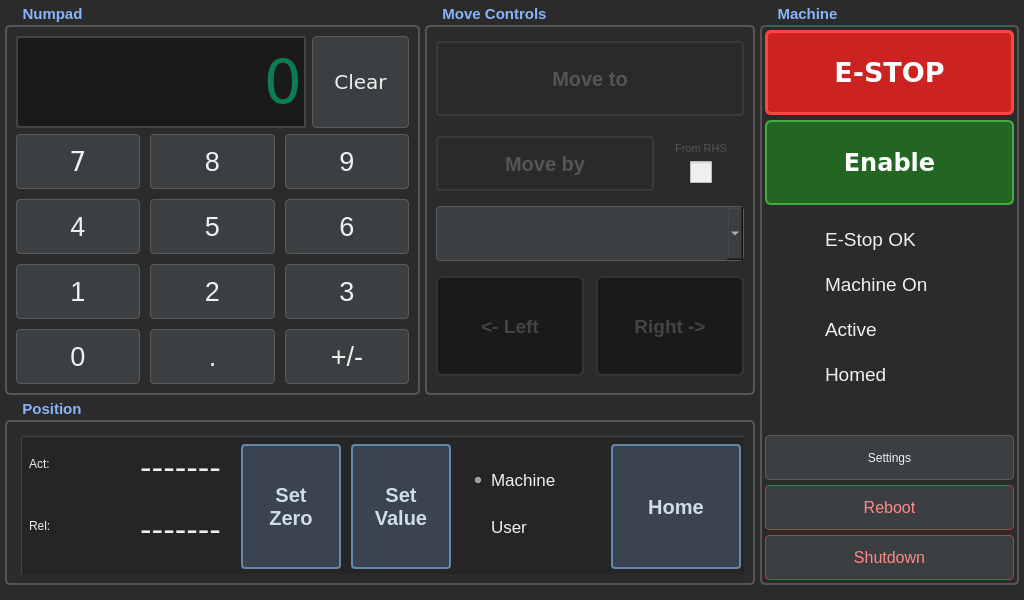
Qt form linuxcnc/table_saw/table_saw.ui (andyalexander/electronic_table_saw) before a commit.
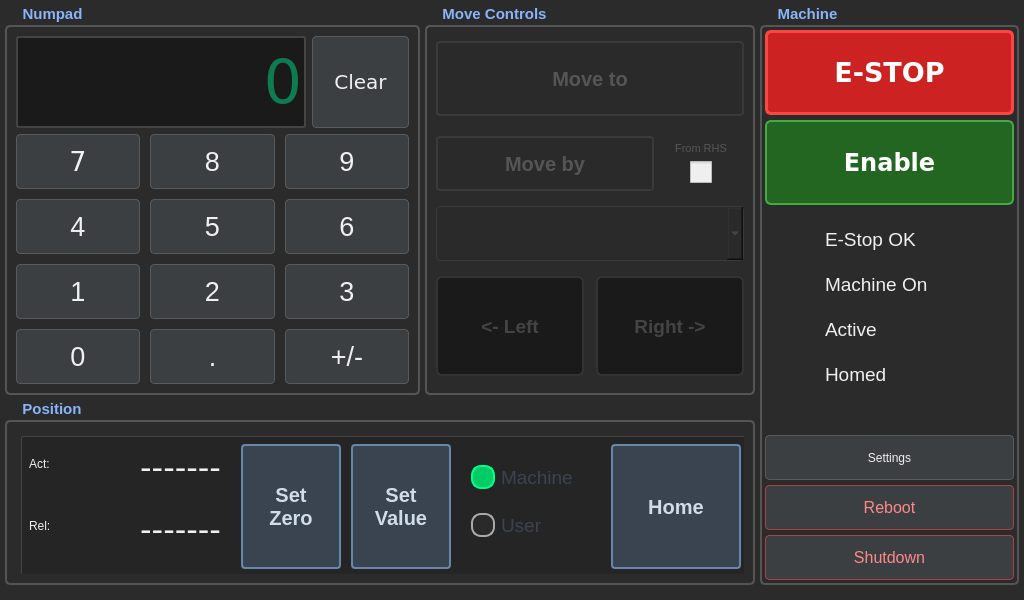
The same form after that commit. Custom widgets are drawn as their Qt base class.

Commit message:
ui: improve radio buttons, jog combobox, and add 5mm increment
- Radio button indicators enlarged (20px) with green checked state
- Radio button text color matches Home button background (#3a4450)
- Added QComboBox:disabled style to match other disabled controls
- Added 5mm jog increment; default selection set to 1mm

Patch:
```diff
--- a/linuxcnc/table_saw/table_saw.ui
+++ b/linuxcnc/table_saw/table_saw.ui
@@ -57,8 +57,12 @@
 QLineEdit#txt_fence_calc { background-color: #1a1a1a; color: #00dd88; border: 2px solid #444444; border-radius: 3px; }
 QLabel { color: #f0f0f0; background-color: transparent; }
 QComboBox { background-color: #3c3f41; color: #f0f0f0; border: 1px solid #5a5a5a; border-radius: 4px; font-size: 16pt; }
+QComboBox:disabled { background-color: #2a2a2a; color: #555555; border: 1px solid #3a3a3a; }
 QComboBox QAbstractItemView { background-color: #3c3f41; color: #f0f0f0; selection-background-color: #4a6a9a; border: 1px solid #5a5a5a; }
-QRadioButton { color: #f0f0f0; font-size: 13pt; background-color: transparent; }
+QRadioButton { color: #3a4450; font-size: 14pt; background-color: transparent; }
+QRadioButton::indicator { width: 20px; height: 20px; border-radius: 10px; border: 2px solid #aaaaaa; background-color: #2a2a2a; }
+QRadioButton::indicator:checked { background-color: #00cc66; border: 2px solid #00ff88; }
+QRadioButton::indicator:unchecked:hover { border: 2px solid #cccccc; }
 QFrame#frame { border: 1px solid #444444; border-radius: 3px; background-color: #252525; }</string>
   </property>
   <widget class="QWidget" name="centralwidget">
@@ -610,7 +614,7 @@
             <string/>
            </property>
            <property name="currentIndex">
-            <number>-1</number>
+            <number>1</number>
            </property>
           </widget>
           <widget class="ActionButton" name="but_jog_left">
@@ -1177,9 +1181,9 @@
             <property name="geometry">
              <rect>
               <x>450</x>
-              <y>25</y>
+              <y>20</y>
               <width>150</width>
-              <height>38</height>
+              <height>42</height>
              </rect>
             </property>
             <property name="font">
@@ -1201,9 +1205,9 @@
             <property name="geometry">
              <rect>
               <x>450</x>
-              <y>72</y>
+              <y>68</y>
               <width>150</width>
-              <height>38</height>
+              <height>42</height>
              </rect>
             </property>
             <property name="font">
```
The commit also changes 1 other file.
